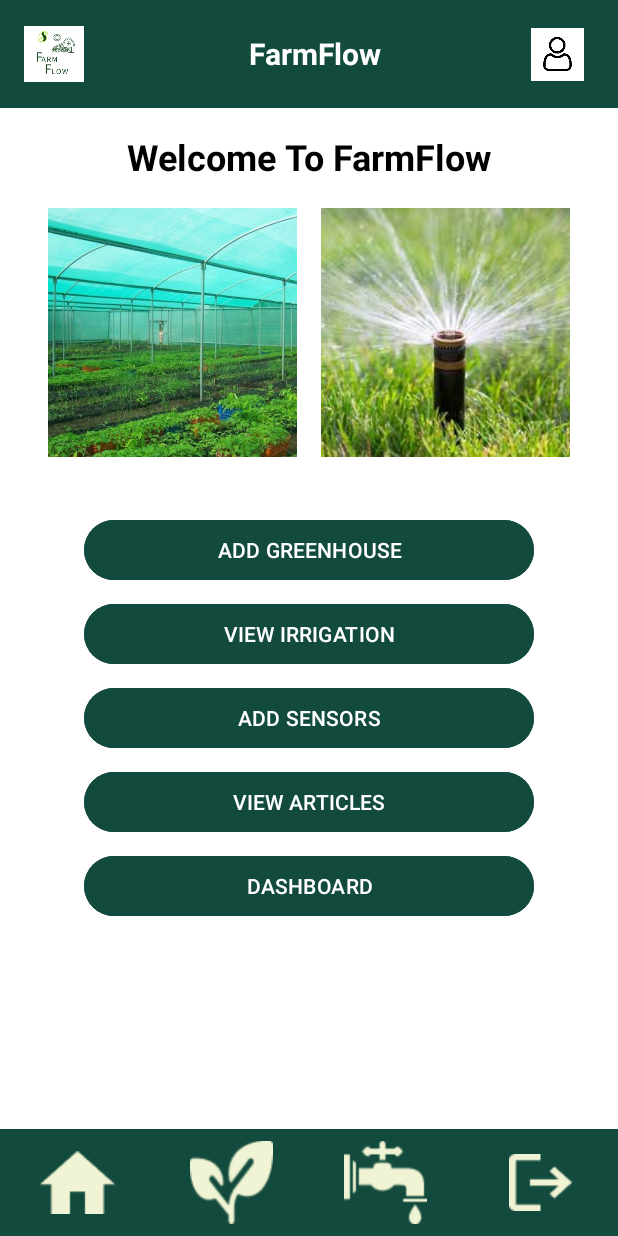
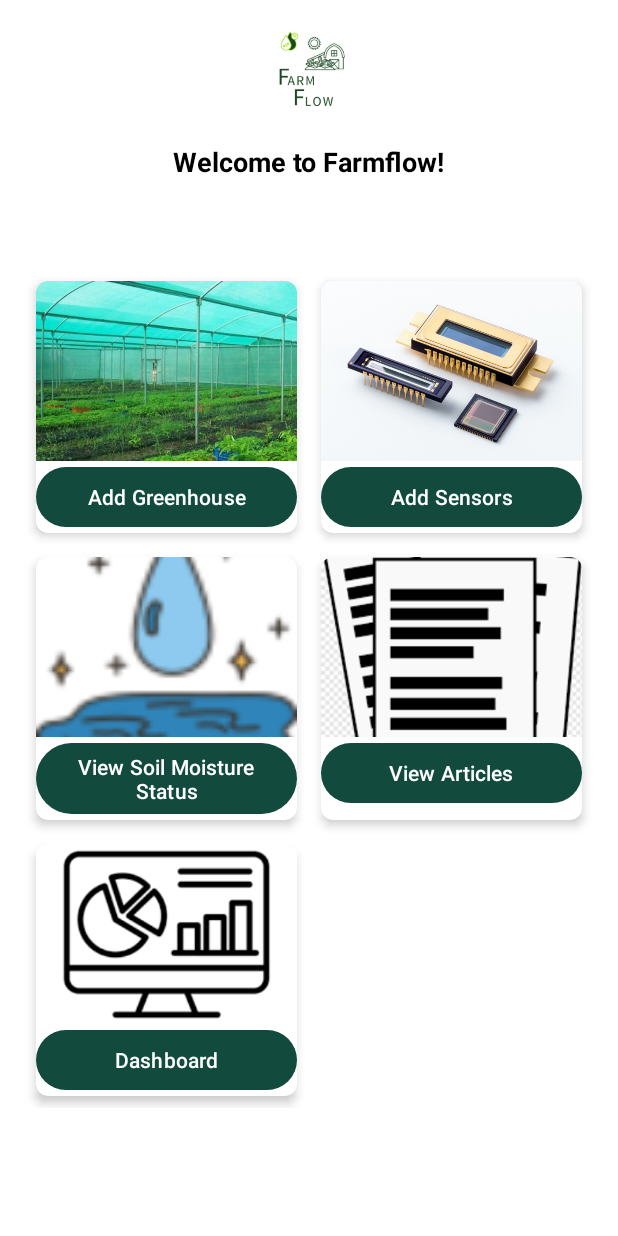
Before and after one commit to pruwt/finalProject, an Android app: the Home screen opened directly, with no data from a screen before it, on a phone screen of 412 x 824 dp. Run offline under Robolectric (Android 15) with nearby library versions, the phone set to English and light mode, and no system bars.

Commit message:
"modified home page"

```diff
--- a/app/src/main/res/layout/activity_home.xml
+++ b/app/src/main/res/layout/activity_home.xml
@@ -1,53 +1,16 @@
-<LinearLayout
+<androidx.constraintlayout.widget.ConstraintLayout
     xmlns:android="http://schemas.android.com/apk/res/android"
-    xmlns:tools="http://schemas.android.com/tools"
+    xmlns:app="http://schemas.android.com/apk/res-auto"
     android:layout_width="match_parent"
     android:layout_height="match_parent"
-    android:orientation="vertical"
-    android:background="@android:color/white"
-    tools:context=".Home">
+    android:background="#FFFFFF">
 
-    <!-- Header Section -->
-    <LinearLayout
-        android:layout_width="match_parent"
-        android:layout_height="wrap_content"
-        android:background="#124B3D"
-        android:padding="16dp"
-        android:orientation="horizontal"
-        android:gravity="center_vertical">
-
-        <ImageView
-            android:id="@+id/logo"
-            android:layout_width="40dp"
-            android:layout_height="40dp"
-            android:src="@drawable/farmflow"
-            android:contentDescription="@string/app_logo" />
-
-        <TextView
-            android:id="@+id/appTitle"
-            android:layout_width="wrap_content"
-            android:layout_height="27dp"
-            android:layout_marginStart="110dp"
-            android:text="@string/app_name"
-            android:textColor="@android:color/white"
-            android:textSize="20sp"
-            android:textStyle="bold" />
-
-        <ImageView
-            android:id="@+id/profileIcon"
-            android:layout_width="35dp"
-            android:layout_height="40dp"
-            android:layout_gravity="end"
-            android:layout_marginStart="100dp"
-            android:contentDescription="@string/profile_icon"
-            android:src="@drawable/profile" />
-    </LinearLayout>
-
-    <!-- Main Content -->
+    <!-- Scrollable Content -->
     <ScrollView
         android:layout_width="match_parent"
-        android:layout_height="0dp"
-        android:layout_weight="1">
+        android:layout_height="match_parent"
+        app:layout_constraintTop_toTopOf="parent"
+        app:layout_constraintBottom_toBottomOf="parent">
 
         <LinearLayout
             android:layout_width="match_parent"
@@ -55,158 +18,204 @@
             android:orientation="vertical"
             android:padding="16dp">
 
+            <!-- Header Section with logo -->
+            <ImageView
+                android:id="@+id/logo"
+                android:layout_width="69dp"
+                android:layout_height="63dp"
+                android:layout_gravity="center_horizontal"
+                android:layout_marginBottom="16dp"
+                android:src="@drawable/farmflow"
+                android:contentDescription="@string/app_logo" />
+
             <!-- Welcome Message -->
             <TextView
-                android:id="@+id/welcomeText"
+                android:id="@+id/welcomeMessage"
+                android:layout_width="wrap_content"
+                android:layout_height="wrap_content"
+                android:text="Welcome to Farmflow!"
+                android:textColor="#000000"
+                android:textSize="18sp"
+                android:textStyle="bold"
+                android:layout_marginBottom="16dp"
+                android:layout_gravity="center_horizontal"/>
+
+            <!-- Title -->
+            <TextView
+                android:id="@+id/appTitle"
+                android:layout_width="wrap_content"
+                android:layout_height="wrap_content"
+                android:layout_gravity="center_horizontal"
+                android:text="@string/app_name"
+                android:textColor="#FFFFFF"
+                android:textSize="20sp"
+                android:textStyle="bold"
+                android:layout_marginBottom="16dp" />
+
+            <!-- Grid Layout for Images and Buttons -->
+            <GridLayout
+                android:id="@+id/gridLayout"
                 android:layout_width="match_parent"
                 android:layout_height="wrap_content"
-                android:gravity="center"
-                android:text="@string/welcome"
-                android:textColor="@android:color/black"
-                android:textSize="24sp"
-                android:textStyle="bold" />
+                android:layout_marginBottom="16dp"
+                android:columnCount="2"
+                android:rowCount="3">
 
-            <!-- Description -->
-
-            <!-- Main Feature Section -->
-            <GridLayout
-                android:layout_width="match_parent"
+                <!-- Image 1 and Button -->
+                <androidx.cardview.widget.CardView
+                    android:layout_width="0dp"
                     android:layout_height="wrap_content"
-                android:alignmentMode="alignMargins"
-                android:columnCount="2"
-                android:rowCount="2"
-                android:padding="8dp">
-
-                <ImageView
-                    android:id="@+id/irrigationStats"
-                    android:layout_width="0dp"
-                    android:layout_height="170dp"
+                    android:layout_rowWeight="1"
                     android:layout_columnWeight="1"
                     android:layout_margin="8dp"
-                    android:adjustViewBounds="true"
-                    android:contentDescription="@string/irrigation_stats"
-                    android:src="@drawable/greenhouse_image" />
+                    app:cardCornerRadius="8dp"
+                    app:cardElevation="4dp">
 
-                <ImageView
-                    android:id="@+id/addGreenhouse"
-                    android:layout_width="0dp"
-                    android:layout_height="169dp"
-                    android:layout_columnWeight="1"
-                    android:layout_margin="8dp"
-                    android:adjustViewBounds="true"
-                    android:contentDescription="@string/add_greenhouse"
-                    android:src="@drawable/irrigation" />
-
-            </GridLayout>
-
-            <!-- Action Buttons -->
                     <LinearLayout
                         android:layout_width="match_parent"
                         android:layout_height="wrap_content"
-                android:orientation="vertical"
-                android:gravity="center"
-                android:paddingTop="16dp">
+                        android:orientation="vertical">
+
+                        <ImageView
+                            android:id="@+id/image1"
+                            android:layout_width="match_parent"
+                            android:layout_height="120dp"
+                            android:contentDescription="@string/irrigation_stats"
+                            android:scaleType="centerCrop"
+                            app:srcCompat="@drawable/greenhouse_image" />
 
                         <Button
                             android:id="@+id/addGreenhouseButton"
-                    android:layout_width="300dp"
+                            android:layout_width="match_parent"
                             android:layout_height="wrap_content"
-                    android:layout_weight="1"
-                    android:layout_margin="4dp"
-                    android:backgroundTint="#124B3D"
-                    android:text="@string/add_greenhouse"
-                    android:textColor="@android:color/white" />
+                            android:text="Add Greenhouse"/>
+                    </LinearLayout>
+                </androidx.cardview.widget.CardView>
+
+                <!-- Image 2 and Button -->
+                <androidx.cardview.widget.CardView
+                    android:layout_width="0dp"
+                    android:layout_height="wrap_content"
+                    android:layout_rowWeight="1"
+                    android:layout_columnWeight="1"
+                    android:layout_margin="8dp"
+                    app:cardCornerRadius="8dp"
+                    app:cardElevation="4dp">
+
+                    <LinearLayout
+                        android:layout_width="match_parent"
+                        android:layout_height="wrap_content"
+                        android:orientation="vertical">
+
+                        <ImageView
+                            android:id="@+id/image2"
+                            android:layout_width="match_parent"
+                            android:layout_height="120dp"
+                            android:contentDescription="@string/add_greenhouse"
+                            android:scaleType="centerCrop"
+                            app:srcCompat="@drawable/sensors" />
+
+                        <Button
+                            android:id="@+id/sensorsHomeButton"
+                            android:layout_width="match_parent"
+                            android:layout_height="wrap_content"
+                            android:text="Add Sensors"/>
+                    </LinearLayout>
+                </androidx.cardview.widget.CardView>
+
+                <!-- Image 3 and Button -->
+                <androidx.cardview.widget.CardView
+                    android:layout_width="0dp"
+                    android:layout_height="wrap_content"
+                    android:layout_rowWeight="1"
+                    android:layout_columnWeight="1"
+                    android:layout_margin="8dp"
+                    app:cardCornerRadius="8dp"
+                    app:cardElevation="4dp">
+
+                    <LinearLayout
+                        android:layout_width="match_parent"
+                        android:layout_height="wrap_content"
+                        android:orientation="vertical">
+
+                        <ImageView
+                            android:id="@+id/image3"
+                            android:layout_width="match_parent"
+                            android:layout_height="120dp"
+                            android:contentDescription="View Soil Moisture Status"
+                            android:scaleType="centerCrop"
+                            app:srcCompat="@drawable/water" />
 
                         <Button
                             android:id="@+id/viewIrrigationButton"
-                    android:layout_width="300dp"
+                            android:layout_width="match_parent"
                             android:layout_height="wrap_content"
-                    android:layout_weight="1"
-                    android:layout_margin="4dp"
-                    android:backgroundTint="#124B3D"
-                    android:text="@string/view_irrigation"
-                    android:textColor="@android:color/white" />
+                            android:text="View Soil Moisture Status"/>
+                    </LinearLayout>
+                </androidx.cardview.widget.CardView>
 
-                <Button
-                    android:id="@+id/sensorsHomeButton"
-                    android:layout_width="300dp"
+                <!-- Image 4 and Button -->
+                <androidx.cardview.widget.CardView
+                    android:layout_width="0dp"
                     android:layout_height="wrap_content"
-                    android:layout_weight="1"
-                    android:layout_margin="4dp"
-                    android:backgroundTint="#124B3D"
-                    android:text="ADD SENSORS"
-                    android:textColor="@android:color/white" />
+                    android:layout_rowWeight="1"
+                    android:layout_columnWeight="1"
+                    android:layout_margin="8dp"
+                    app:cardCornerRadius="8dp"
+                    app:cardElevation="4dp">
+
+                    <LinearLayout
+                        android:layout_width="match_parent"
+                        android:layout_height="wrap_content"
+                        android:orientation="vertical">
+
+                        <ImageView
+                            android:id="@+id/image4"
+                            android:layout_width="match_parent"
+                            android:layout_height="120dp"
+                            android:contentDescription="View Articles"
+                            android:scaleType="centerCrop"
+                            app:srcCompat="@drawable/articles" />
 
                         <Button
                             android:id="@+id/articlesHomeButton"
-                    android:layout_width="300dp"
+                            android:layout_width="match_parent"
                             android:layout_height="wrap_content"
-                    android:layout_weight="1"
-                    android:layout_margin="4dp"
-                    android:backgroundTint="#124B3D"
-                    android:text="VIEW ARTICLES"
-                    android:textColor="@android:color/white" />
-                <Button
-                    android:id="@+id/DashboardButton"
-                    android:layout_width="300dp"
+                            android:text="View Articles"/>
+                    </LinearLayout>
+                </androidx.cardview.widget.CardView>
+
+                <!-- Image 5 and Button -->
+                <androidx.cardview.widget.CardView
+                    android:layout_width="0dp"
                     android:layout_height="wrap_content"
-                    android:layout_weight="1"
-                    android:layout_margin="4dp"
-                    android:backgroundTint="#124B3D"
-                    android:text="DASHBOARD"
-                    android:textColor="@android:color/white" />
-            </LinearLayout>
-        </LinearLayout>
-    </ScrollView>
+                    android:layout_rowWeight="1"
+                    android:layout_columnWeight="1"
+                    android:layout_margin="8dp"
+                    app:cardCornerRadius="8dp"
+                    app:cardElevation="4dp">
 
-    <!-- Footer -->
                     <LinearLayout
                         android:layout_width="match_parent"
                         android:layout_height="wrap_content"
-        android:background="?android:attr/windowBackground"
-        android:backgroundTint="#124B3D"
-        android:orientation="horizontal"
-        android:paddingVertical="8dp"
-        android:weightSum="4">
+                        android:orientation="vertical">
 
-        <ImageButton
-            android:id="@+id/homeButton"
-            android:layout_width="0dp"
-            android:layout_height="55dp"
-            android:layout_weight="1"
-            android:background="?attr/selectableItemBackgroundBorderless"
-            android:contentDescription="@string/home"
-            android:scaleType="centerInside"
-            android:src="@drawable/ic_home" />
+                        <ImageView
+                            android:id="@+id/image5"
+                            android:layout_width="match_parent"
+                            android:layout_height="120dp"
+                            android:contentDescription="Dashboard"
+                            android:scaleType="centerCrop"
+                            app:srcCompat="@drawable/dashboard" />
 
-        <ImageButton
-            android:id="@+id/greenhousesButton"
-            android:layout_width="0dp"
-            android:layout_height="55dp"
-            android:layout_weight="1"
-            android:background="?attr/selectableItemBackgroundBorderless"
-            android:contentDescription="@string/greenhouses"
-            android:scaleType="centerInside"
-            android:src="@drawable/ic_greenhouse" />
-
-        <ImageButton
-            android:id="@+id/irrigationButton"
-            android:layout_width="0dp"
-            android:layout_height="55dp"
-            android:layout_weight="1"
-            android:background="?attr/selectableItemBackgroundBorderless"
-            android:contentDescription="@string/irrigation"
-            android:scaleType="centerInside"
-            android:src="@drawable/ic_irrigation" />
-
-        <ImageButton
-            android:id="@+id/logoutButton"
-            android:layout_width="0dp"
-            android:layout_height="55dp"
-            android:layout_weight="1"
-            android:background="?attr/selectableItemBackgroundBorderless"
-            android:contentDescription="@string/logout"
-            android:scaleType="centerInside"
-            android:src="@drawable/ic_logout" />
+                        <Button
+                            android:id="@+id/DashboardButton"
+                            android:layout_width="match_parent"
+                            android:layout_height="wrap_content"
+                            android:text="Dashboard"/>
                     </LinearLayout>
+                </androidx.cardview.widget.CardView>
+            </GridLayout>
         </LinearLayout>
+    </ScrollView>
+</androidx.constraintlayout.widget.ConstraintLayout>
--- a/app/src/main/res/layout/activity_view_irrigation.xml
+++ b/app/src/main/res/layout/activity_view_irrigation.xml
@@ -22,7 +22,7 @@
             android:text="Timestamp"
             android:textColor="@android:color/white"
             android:textStyle="bold"
-            android:gravity="center" />
+            android:gravity="left" />
 
         <TextView
             android:layout_width="0dp"
@@ -31,7 +31,7 @@
             android:text="Moisture Level"
             android:textColor="@android:color/white"
             android:textStyle="bold"
-            android:gravity="center" />
+            android:gravity="left" />
     </LinearLayout>
 
     <!-- ListView for Table Rows -->
```
Also changed, not shown: app/src/main/res/drawable/articles.png (added), app/src/main/res/drawable/dashboard.png (added). Lines whose indentation alone changed are shown as unchanged.
